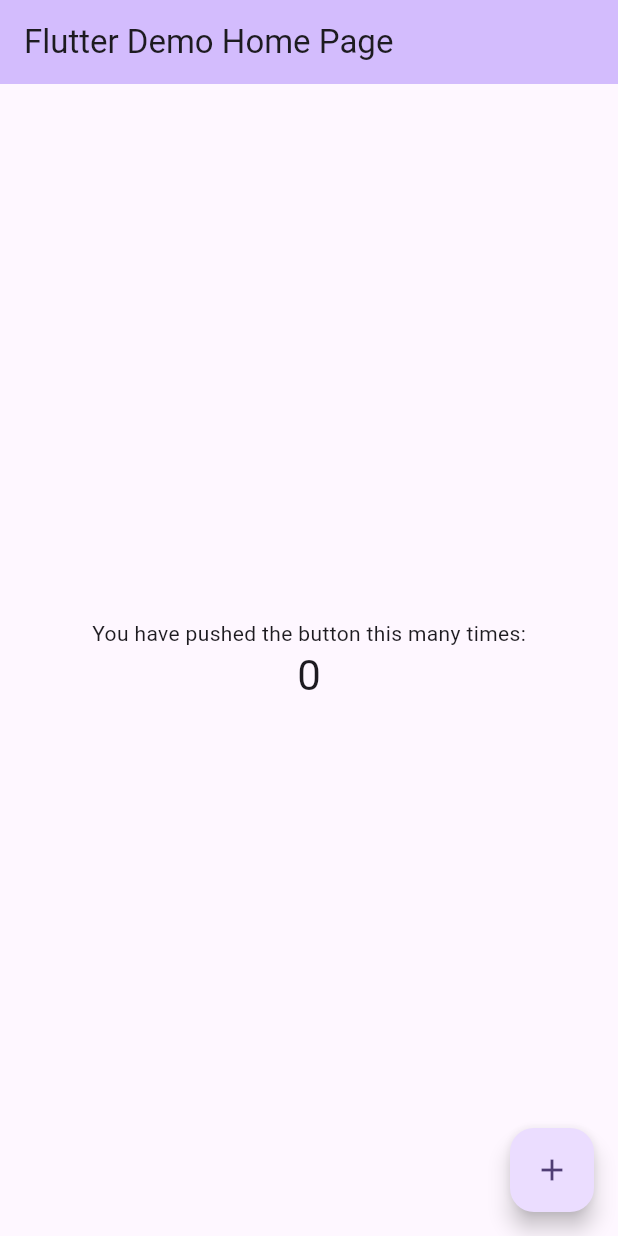
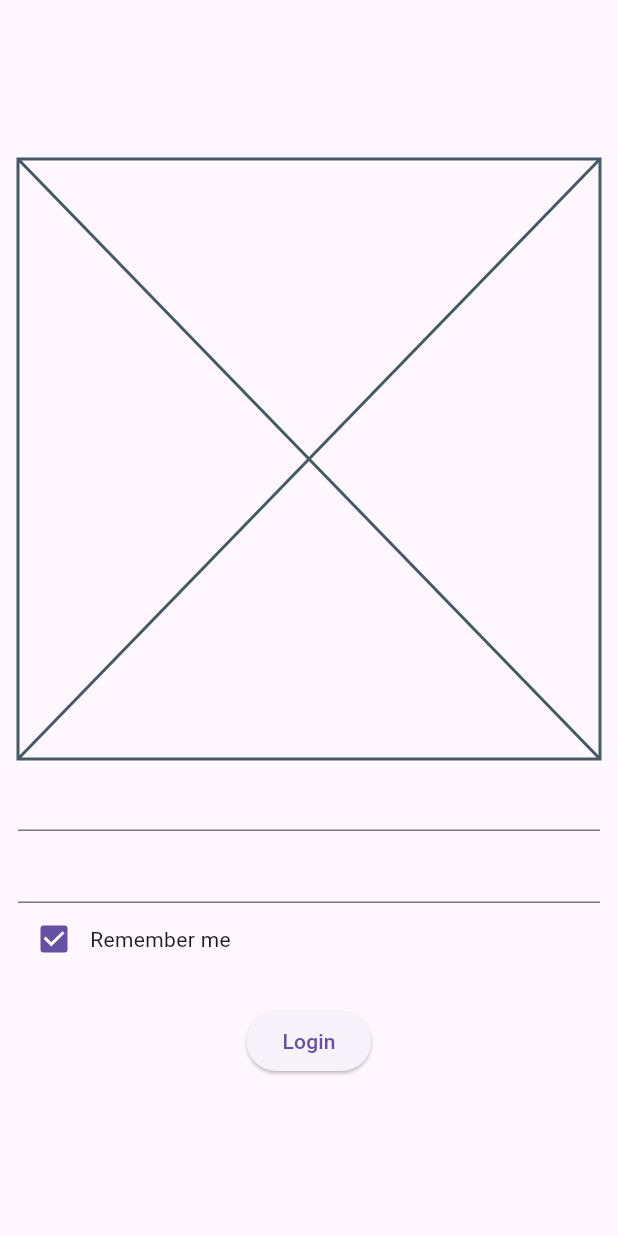
Before and after one commit to najmulmyself/order-wala, a Flutter app: the screen it shows after launch, on a phone screen of 412 x 824 dp. Run offline on Flutter 3.47's test engine with Material 3 defaults, Android fonts, the phone set to English and light mode, and no system bars.

Commit message:
screens added : will modify to ui later

```diff
--- /dev/null
+++ b/lib/constants/app_constants.dart
@@ -0,0 +1,5 @@
+import 'package:flutter/material.dart';
+
+class AppConstants {
+  static EdgeInsets screenPadding = const EdgeInsets.all(12);
+}
--- a/lib/main.dart
+++ b/lib/main.dart
@@ -1,125 +1,24 @@
 import 'package:flutter/material.dart';
+import 'package:order_wala/views/login_screen.dart';
+import 'package:order_wala/views/products_landing_screen.dart';
+import 'package:order_wala/views/splash_screen.dart';
 
-void main() {
-  runApp(const MyApp());
-}
+void main() => runApp(const MyApp());
 
 class MyApp extends StatelessWidget {
   const MyApp({super.key});
 
-  // This widget is the root of your application.
   @override
   Widget build(BuildContext context) {
     return MaterialApp(
-      title: 'Flutter Demo',
-      theme: ThemeData(
-        // This is the theme of your application.
-        //
-        // TRY THIS: Try running your application with "flutter run". You'll see
-        // the application has a purple toolbar. Then, without quitting the app,
-        // try changing the seedColor in the colorScheme below to Colors.green
-        // and then invoke "hot reload" (save your changes or press the "hot
-        // reload" button in a Flutter-supported IDE, or press "r" if you used
-        // the command line to start the app).
-        //
-        // Notice that the counter didn't reset back to zero; the application
-        // state is not lost during the reload. To reset the state, use hot
-        // restart instead.
-        //
-        // This works for code too, not just values: Most code changes can be
-        // tested with just a hot reload.
-        colorScheme: ColorScheme.fromSeed(seedColor: Colors.deepPurple),
-        useMaterial3: true,
-      ),
-      home: const MyHomePage(title: 'Flutter Demo Home Page'),
+      debugShowCheckedModeBanner: false,
+      title: 'Order Wala',
+      routes: {
+        '/': (context) => const SplashScreen(),
+        '/login': (context) => const LoginScreen(),
+        '/products': (context)=> const ProductsLandingScreen(),
+      },
+      initialRoute: '/',
     );
   }
 }
-
-class MyHomePage extends StatefulWidget {
-  const MyHomePage({super.key, required this.title});
-
-  // This widget is the home page of your application. It is stateful, meaning
-  // that it has a State object (defined below) that contains fields that affect
-  // how it looks.
-
-  // This class is the configuration for the state. It holds the values (in this
-  // case the title) provided by the parent (in this case the App widget) and
-  // used by the build method of the State. Fields in a Widget subclass are
-  // always marked "final".
-
-  final String title;
-
-  @override
-  State<MyHomePage> createState() => _MyHomePageState();
-}
-
-class _MyHomePageState extends State<MyHomePage> {
-  int _counter = 0;
-
-  void _incrementCounter() {
-    setState(() {
-      // This call to setState tells the Flutter framework that something has
-      // changed in this State, which causes it to rerun the build method below
-      // so that the display can reflect the updated values. If we changed
-      // _counter without calling setState(), then the build method would not be
-      // called again, and so nothing would appear to happen.
-      _counter++;
-    });
-  }
-
-  @override
-  Widget build(BuildContext context) {
-    // This method is rerun every time setState is called, for instance as done
-    // by the _incrementCounter method above.
-    //
-    // The Flutter framework has been optimized to make rerunning build methods
-    // fast, so that you can just rebuild anything that needs updating rather
-    // than having to individually change instances of widgets.
-    return Scaffold(
-      appBar: AppBar(
-        // TRY THIS: Try changing the color here to a specific color (to
-        // Colors.amber, perhaps?) and trigger a hot reload to see the AppBar
-        // change color while the other colors stay the same.
-        backgroundColor: Theme.of(context).colorScheme.inversePrimary,
-        // Here we take the value from the MyHomePage object that was created by
-        // the App.build method, and use it to set our appbar title.
-        title: Text(widget.title),
-      ),
-      body: Center(
-        // Center is a layout widget. It takes a single child and positions it
-        // in the middle of the parent.
-        child: Column(
-          // Column is also a layout widget. It takes a list of children and
-          // arranges them vertically. By default, it sizes itself to fit its
-          // children horizontally, and tries to be as tall as its parent.
-          //
-          // Column has various properties to control how it sizes itself and
-          // how it positions its children. Here we use mainAxisAlignment to
-          // center the children vertically; the main axis here is the vertical
-          // axis because Columns are vertical (the cross axis would be
-          // horizontal).
-          //
-          // TRY THIS: Invoke "debug painting" (choose the "Toggle Debug Paint"
-          // action in the IDE, or press "p" in the console), to see the
-          // wireframe for each widget.
-          mainAxisAlignment: MainAxisAlignment.center,
-          children: <Widget>[
-            const Text(
-              'You have pushed the button this many times:',
-            ),
-            Text(
-              '$_counter',
-              style: Theme.of(context).textTheme.headlineMedium,
-            ),
-          ],
-        ),
-      ),
-      floatingActionButton: FloatingActionButton(
-        onPressed: _incrementCounter,
-        tooltip: 'Increment',
-        child: const Icon(Icons.add),
-      ), // This trailing comma makes auto-formatting nicer for build methods.
-    );
-  }
-}
--- /dev/null
+++ b/lib/views/login_screen.dart
@@ -0,0 +1,38 @@
+import 'package:flutter/material.dart';
+import 'package:order_wala/constants/app_constants.dart';
+
+class LoginScreen extends StatelessWidget {
+  const LoginScreen({super.key});
+
+  @override
+  Widget build(BuildContext context) {
+    return Scaffold(
+      body: Padding(
+        padding: AppConstants.screenPadding,
+        child: Column(
+          mainAxisAlignment: MainAxisAlignment.center,
+          children: [
+            const Placeholder(),
+            const TextField(),
+            const TextField(),
+            Row(
+              children: [
+                Checkbox(value: true, onChanged: (val) {}),
+                const Text("Remember me"),
+              ],
+            ),
+            const SizedBox(
+              height: 20,
+
+              /// TODO: NEED TO USE kHEIGHTMD
+            ),
+            ElevatedButton(
+              onPressed: () {},
+              child: const Text("Login"),
+            ),
+          ],
+        ),
+      ),
+    );
+  }
+}
```
Also changed, not shown: lib/views/products_landing_screen.dart (added, +10 -0 lines), lib/views/splash_screen.dart (added, +28 -0 lines).
